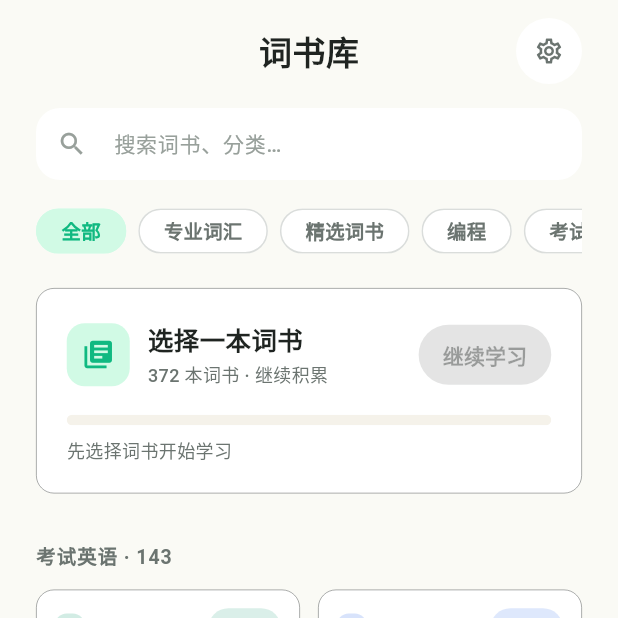
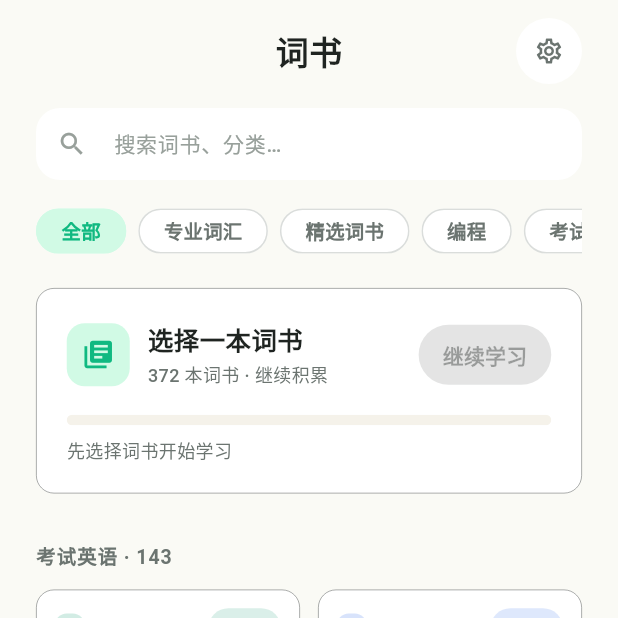
Before and after one commit to gofenix/codeword, a Flutter app: the screen it shows after launch, item 4 of the bottom bar chosen, on a phone screen of 412 x 824 dp, the top half of it. Run offline on Flutter 3.47's test engine with Material 3 defaults, Android fonts, the phone set to English and light mode, and no system bars; our stand-ins replace audioplayers, flutter_riverpod, flutter_secure_storage, web.

Commit message:
fix: 收口 Tab 页面布局并准备 v1.0.1
问题或需求描述：阅读、图表、词书仍由页面自行控制外层间距，图表首屏与其他页面相差 4px，词书标题也与底部导航命名不一致。

修复或实现思路：由 TabPageScaffold 统一管理安全区、背景和 24/16/24/32 内容边距，页面只提供原始 Sliver；同步统一标题、升级版本并补充几何回归测试。

复现路径：依次切换阅读、图表、词书，观察首段内容纵向起点及词书页标题。

```diff
--- a/apps/codeword/lib/screens/discovery_screen.dart
+++ b/apps/codeword/lib/screens/discovery_screen.dart
@@ -55,17 +55,15 @@ class _DiscoveryScreenState extends ConsumerState<DiscoveryScreen> {
       });
 
     return TabPageScaffold(
-      title: '词书库',
+      title: '词书',
       scrollKey: const PageStorageKey('library-scroll'),
       trailing: IconButton.filledTonal(
         tooltip: '设置',
         onPressed: () {
           HapticFeedback.selectionClick();
-          Navigator.of(context).push(
-            MaterialPageRoute(
-              builder: (_) => const SettingsScreen(),
-            ),
-          );
+          Navigator.of(
+            context,
+          ).push(MaterialPageRoute(builder: (_) => const SettingsScreen()));
         },
         icon: const Icon(Icons.settings_outlined, size: 20),
         style: IconButton.styleFrom(
@@ -75,14 +73,7 @@ class _DiscoveryScreenState extends ConsumerState<DiscoveryScreen> {
         ),
       ),
       slivers: [
-        SliverPadding(
-          padding: const EdgeInsets.fromLTRB(
-            AppSpacing.x6,
-            AppSpacing.x4,
-            AppSpacing.x6,
-            AppSpacing.x3,
-          ),
-          sliver: SliverToBoxAdapter(
+        SliverToBoxAdapter(
           child: Column(
             crossAxisAlignment: CrossAxisAlignment.start,
             children: [
@@ -118,16 +109,9 @@ class _DiscoveryScreenState extends ConsumerState<DiscoveryScreen> {
             ],
           ),
         ),
-        ),
+        const SliverToBoxAdapter(child: SizedBox(height: AppSpacing.x5)),
         if (categories.isEmpty)
-          SliverPadding(
-            padding: const EdgeInsets.fromLTRB(
-              AppSpacing.x6,
-              AppSpacing.x2,
-              AppSpacing.x6,
-              AppSpacing.x8,
-            ),
-            sliver: SliverToBoxAdapter(
+          SliverToBoxAdapter(
             child: AppCard(
               child: const SizedBox(
                 height: 160,
@@ -139,17 +123,9 @@ class _DiscoveryScreenState extends ConsumerState<DiscoveryScreen> {
                 ),
               ),
             ),
-            ),
           )
         else
-          SliverPadding(
-            padding: const EdgeInsets.fromLTRB(
-              AppSpacing.x6,
-              AppSpacing.x2,
-              AppSpacing.x6,
-              AppSpacing.x8,
-            ),
-            sliver: SliverList(
+          SliverList(
             delegate: SliverChildBuilderDelegate((context, index) {
               final cat = categories[index];
               return _CategorySection(
@@ -160,7 +136,6 @@ class _DiscoveryScreenState extends ConsumerState<DiscoveryScreen> {
                 onStart: _startBook,
               );
             }, childCount: categories.length),
-            ),
           ),
       ],
     );
--- a/apps/codeword/pubspec.yaml
+++ b/apps/codeword/pubspec.yaml
@@ -18,7 +18,7 @@ resolution: workspace
 # https://developer.apple.com/library/archive/documentation/General/Reference/InfoPlistKeyReference/Articles/CoreFoundationKeys.html
 # In Windows, build-name is used as the major, minor, and patch parts
 # of the product and file versions while build-number is used as the build suffix.
-version: 1.0.0+19
+version: 1.0.1+20
 
 environment:
   sdk: ^3.10.0
--- a/packages/lib_ui/lib/src/widgets/tab_page_scaffold.dart
+++ b/packages/lib_ui/lib/src/widgets/tab_page_scaffold.dart
@@ -18,9 +18,9 @@ import '../tokens.dart';
 /// 单词 (the immersive learning tab) intentionally does NOT use this — it
 /// stays full-bleed.
 ///
-/// Callers pass their body as [slivers] and wrap each in a [SliverPadding]
-/// at the same [AppSpacing.x6] (24px) horizontal margin the header uses,
-/// so cards line up edge-to-edge across every tab.
+/// Callers pass raw body [slivers]. This scaffold groups them under one
+/// standard 24px horizontal, 16px top, and 32px bottom inset so pages cannot
+/// quietly drift apart.
 class TabPageScaffold extends StatelessWidget {
   /// Centered title shown in the header bar.
   final String title;
@@ -29,8 +29,9 @@ class TabPageScaffold extends StatelessWidget {
   /// 44px slot so the title stays centered whether or not it is present.
   final Widget? trailing;
 
-  /// Page body. Each entry should be a sliver (typically a [SliverPadding]
-  /// at 24px horizontal) so lazy lists keep their laziness.
+  /// Page body. Each entry must be a sliver; outer content padding is owned
+  /// by this scaffold so lazy lists keep their laziness without page-specific
+  /// geometry.
   final List<Widget> slivers;
 
   /// Key for the [CustomScrollView] so each tab preserves its scroll
@@ -70,7 +71,15 @@ class TabPageScaffold extends StatelessWidget {
                   child: _TabPageHeader(title: title, trailing: trailing),
                 ),
               ),
-              ...slivers,
+              SliverPadding(
+                padding: const EdgeInsets.fromLTRB(
+                  AppSpacing.x6,
+                  AppSpacing.x4,
+                  AppSpacing.x6,
+                  AppSpacing.x8,
+                ),
+                sliver: SliverMainAxisGroup(slivers: slivers),
+              ),
             ],
           ),
         ),
```
Also changed, not shown: apps/codeword/lib/screens/reading_screen.dart (+5 -18 lines), apps/codeword/lib/screens/stats_screen.dart (+2 -11 lines), 1 other file. Lines whose indentation alone changed are shown as unchanged.
